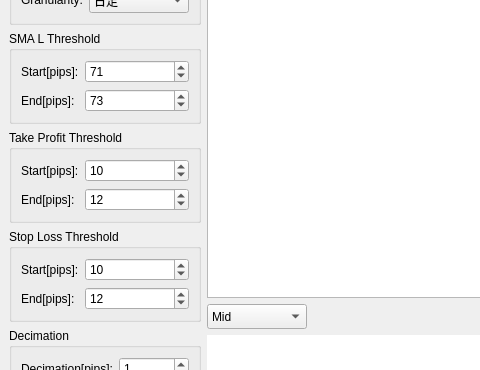
This is trade_monitor/trade_monitor/tech/sma_mth01.ui in takkin-takilog/namake-trader as Qt 5 draws it before an edit; both pictures show x 0 to 480 and y 98 to 468 of the 808 by 803 pixel window. The edited form follows.
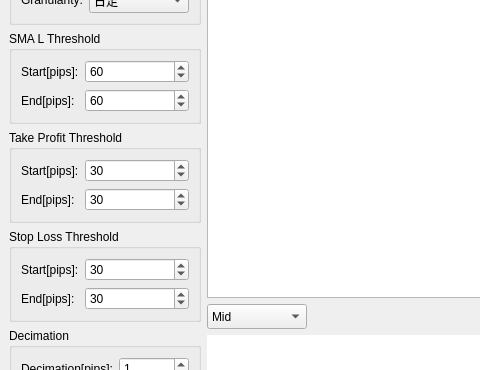
This is the edited form.

Patch:
```diff
--- a/trade_monitor/trade_monitor/tech/sma_mth01.ui
+++ b/trade_monitor/trade_monitor/tech/sma_mth01.ui
@@ -117,7 +117,7 @@
             <number>999</number>
            </property>
            <property name="value">
-            <number>73</number>
+            <number>60</number>
            </property>
           </widget>
          </item>
@@ -136,7 +136,7 @@
             <number>999</number>
            </property>
            <property name="value">
-            <number>71</number>
+            <number>60</number>
            </property>
           </widget>
          </item>
@@ -178,7 +178,7 @@
             <number>999</number>
            </property>
            <property name="value">
-            <number>12</number>
+            <number>30</number>
            </property>
           </widget>
          </item>
@@ -197,7 +197,7 @@
             <number>999</number>
            </property>
            <property name="value">
-            <number>10</number>
+            <number>30</number>
            </property>
           </widget>
          </item>
@@ -239,7 +239,7 @@
             <number>999</number>
            </property>
            <property name="value">
-            <number>12</number>
+            <number>30</number>
            </property>
           </widget>
          </item>
@@ -258,7 +258,7 @@
             <number>999</number>
            </property>
            <property name="value">
-            <number>10</number>
+            <number>30</number>
            </property>
           </widget>
          </item>
```
